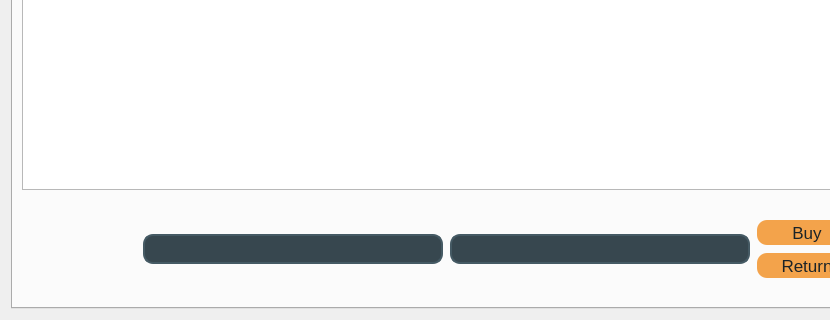
Before: the Qt Designer form Lab2/Lab2_proj/ClientPart/reserveticketsmenu.ui in BohdanGunko/clientServetTcpIp, drawn with Qt 5; both pictures show x 0 to 830 and y 416 to 736 of the 1000 by 736 pixel window.
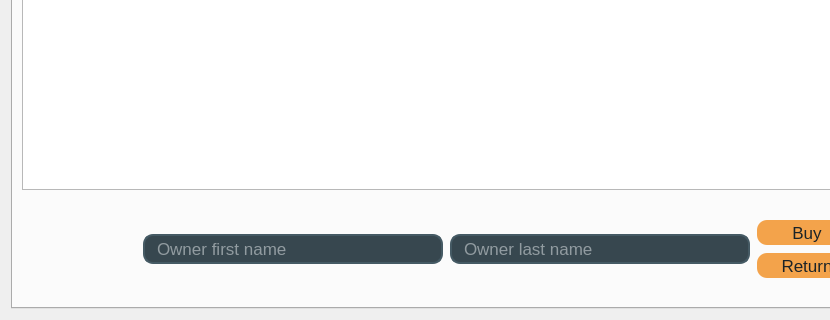
After: the same form once the commit is applied.

Patch:
```diff
--- a/Lab2/Lab2_proj/ClientPart/reserveticketsmenu.ui
+++ b/Lab2/Lab2_proj/ClientPart/reserveticketsmenu.ui
@@ -194,6 +194,9 @@
                <height>30</height>
               </size>
              </property>
+             <property name="placeholderText">
+              <string>Owner last name</string>
+             </property>
             </widget>
            </item>
            <item row="0" column="3">
@@ -252,6 +255,9 @@
                <height>30</height>
               </size>
              </property>
+             <property name="placeholderText">
+              <string>Owner first name</string>
+             </property>
             </widget>
            </item>
            <item row="0" column="4">
```
